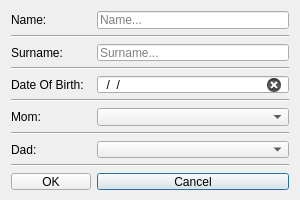
Before: the Qt Designer form TullipApp/ChildDialog.ui in Tryndo225/TullipApp, drawn with Qt 5.
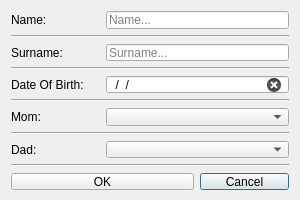
After: the same form once the commit is applied.

Commit message: Add lesson view and dialog. Fix import / export and child name_surname search. TODO : Attendance

Diff of the .ui file:
```diff
--- a/TullipApp/ChildDialog.ui
+++ b/TullipApp/ChildDialog.ui
@@ -29,101 +29,6 @@
    <property name="sizeConstraint">
     <enum>QLayout::SizeConstraint::SetNoConstraint</enum>
    </property>
-   <item row="9" column="0" colspan="2">
-    <widget class="Line" name="line_5">
-     <property name="orientation">
-      <enum>Qt::Orientation::Horizontal</enum>
-     </property>
-    </widget>
-   </item>
-   <item row="4" column="0">
-    <widget class="QLabel" name="birthdate_label">
-     <property name="text">
-      <string>Date Of Birth:</string>
-     </property>
-    </widget>
-   </item>
-   <item row="0" column="1">
-    <widget class="QLineEdit" name="name_edit">
-     <property name="placeholderText">
-      <string>Name...</string>
-     </property>
-     <property name="clearButtonEnabled">
-      <bool>true</bool>
-     </property>
-    </widget>
-   </item>
-   <item row="10" column="1">
-    <widget class="QPushButton" name="cancelButton">
-     <property name="text">
-      <string>Cancel</string>
-     </property>
-    </widget>
-   </item>
-   <item row="10" column="0">
-    <widget class="QPushButton" name="okButton">
-     <property name="text">
-      <string>OK</string>
-     </property>
-    </widget>
-   </item>
-   <item row="4" column="1">
-    <widget class="QLineEdit" name="birthdate_edit">
-     <property name="inputMask">
-      <string>00/00/0000</string>
-     </property>
-     <property name="placeholderText">
-      <string/>
-     </property>
-     <property name="clearButtonEnabled">
-      <bool>true</bool>
-     </property>
-    </widget>
-   </item>
-   <item row="5" column="0" colspan="2">
-    <widget class="Line" name="line_3">
-     <property name="orientation">
-      <enum>Qt::Orientation::Horizontal</enum>
-     </property>
-    </widget>
-   </item>
-   <item row="0" column="0">
-    <widget class="QLabel" name="name_label">
-     <property name="text">
-      <string>Name:</string>
-     </property>
-    </widget>
-   </item>
-   <item row="6" column="1">
-    <widget class="QComboBox" name="mom_edit"/>
-   </item>
-   <item row="2" column="1">
-    <widget class="QLineEdit" name="surname_edit">
-     <property name="placeholderText">
-      <string>Surname...</string>
-     </property>
-     <property name="clearButtonEnabled">
-      <bool>true</bool>
-     </property>
-    </widget>
-   </item>
-   <item row="8" column="1">
-    <widget class="QComboBox" name="dad_edit"/>
-   </item>
-   <item row="3" column="0" colspan="2">
-    <widget class="Line" name="line_2">
-     <property name="orientation">
-      <enum>Qt::Orientation::Horizontal</enum>
-     </property>
-    </widget>
-   </item>
-   <item row="1" column="0" colspan="2">
-    <widget class="Line" name="line">
-     <property name="orientation">
-      <enum>Qt::Orientation::Horizontal</enum>
-     </property>
-    </widget>
-   </item>
    <item row="6" column="0">
     <widget class="QLabel" name="mom_label">
      <property name="text">
@@ -138,13 +43,55 @@
      </property>
     </widget>
    </item>
-   <item row="7" column="0" colspan="2">
+   <item row="7" column="0" colspan="3">
     <widget class="Line" name="line_4">
      <property name="orientation">
       <enum>Qt::Orientation::Horizontal</enum>
      </property>
     </widget>
    </item>
+   <item row="5" column="0" colspan="3">
+    <widget class="Line" name="line_3">
+     <property name="orientation">
+      <enum>Qt::Orientation::Horizontal</enum>
+     </property>
+    </widget>
+   </item>
+   <item row="0" column="0">
+    <widget class="QLabel" name="name_label">
+     <property name="text">
+      <string>Name:</string>
+     </property>
+    </widget>
+   </item>
+   <item row="10" column="2">
+    <widget class="QPushButton" name="cancelButton">
+     <property name="text">
+      <string>Cancel</string>
+     </property>
+    </widget>
+   </item>
+   <item row="4" column="0">
+    <widget class="QLabel" name="birthdate_label">
+     <property name="text">
+      <string>Date Of Birth:</string>
+     </property>
+    </widget>
+   </item>
+   <item row="9" column="0" colspan="3">
+    <widget class="Line" name="line_5">
+     <property name="orientation">
+      <enum>Qt::Orientation::Horizontal</enum>
+     </property>
+    </widget>
+   </item>
+   <item row="1" column="0" colspan="3">
+    <widget class="Line" name="line">
+     <property name="orientation">
+      <enum>Qt::Orientation::Horizontal</enum>
+     </property>
+    </widget>
+   </item>
    <item row="8" column="0">
     <widget class="QLabel" name="dad_label">
      <property name="text">
@@ -152,6 +99,59 @@
      </property>
     </widget>
    </item>
+   <item row="3" column="0" colspan="3">
+    <widget class="Line" name="line_2">
+     <property name="orientation">
+      <enum>Qt::Orientation::Horizontal</enum>
+     </property>
+    </widget>
+   </item>
+   <item row="8" column="1" colspan="2">
+    <widget class="QComboBox" name="dad_edit"/>
+   </item>
+   <item row="6" column="1" colspan="2">
+    <widget class="QComboBox" name="mom_edit"/>
+   </item>
+   <item row="4" column="1" colspan="2">
+    <widget class="QLineEdit" name="birthdate_edit">
+     <property name="inputMask">
+      <string>00/00/0000</string>
+     </property>
+     <property name="placeholderText">
+      <string/>
+     </property>
+     <property name="clearButtonEnabled">
+      <bool>true</bool>
+     </property>
+    </widget>
+   </item>
+   <item row="2" column="1" colspan="2">
+    <widget class="QLineEdit" name="surname_edit">
+     <property name="placeholderText">
+      <string>Surname...</string>
+     </property>
+     <property name="clearButtonEnabled">
+      <bool>true</bool>
+     </property>
+    </widget>
+   </item>
+   <item row="0" column="1" colspan="2">
+    <widget class="QLineEdit" name="name_edit">
+     <property name="placeholderText">
+      <string>Name...</string>
+     </property>
+     <property name="clearButtonEnabled">
+      <bool>true</bool>
+     </property>
+    </widget>
+   </item>
+   <item row="10" column="0" colspan="2">
+    <widget class="QPushButton" name="okButton">
+     <property name="text">
+      <string>OK</string>
+     </property>
+    </widget>
+   </item>
   </layout>
  </widget>
  <resources/>
```
The commit also changes 1297 other files.
